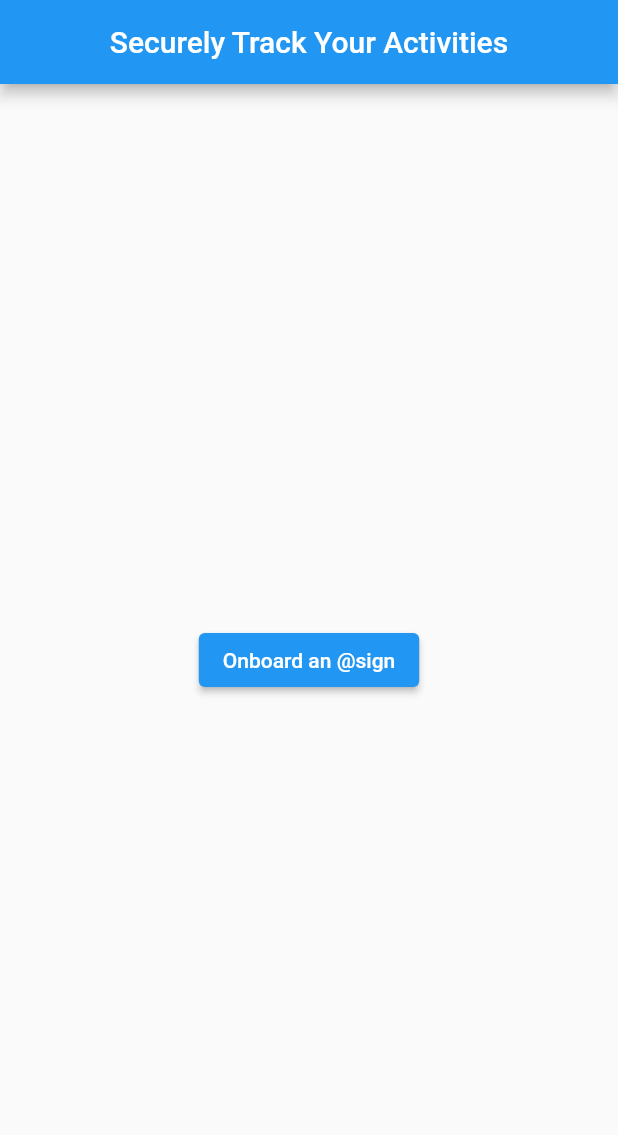
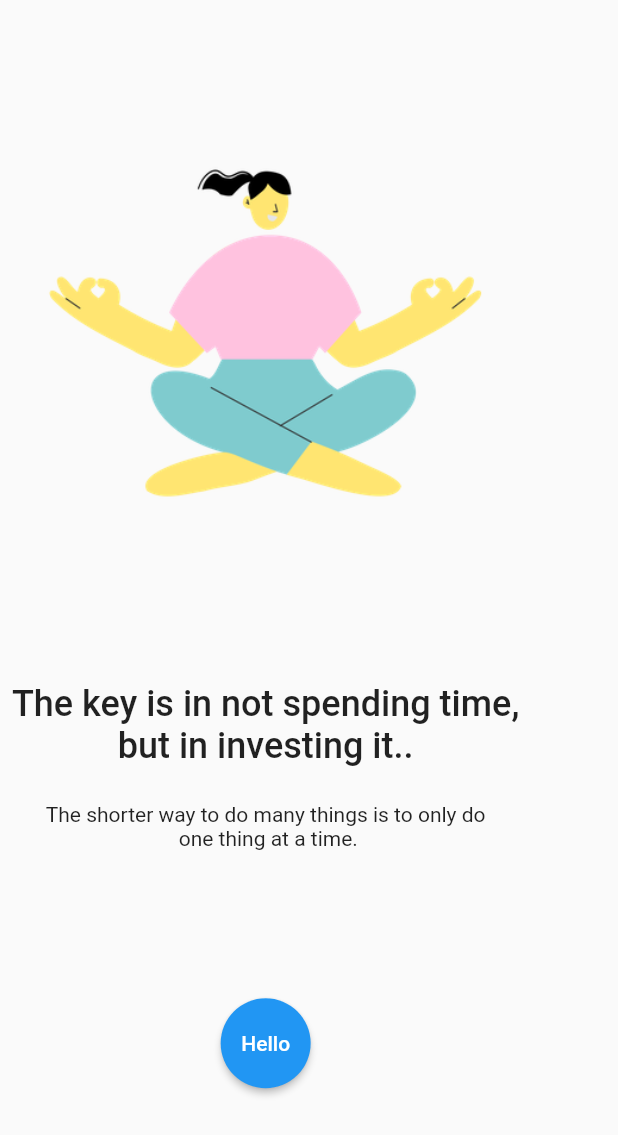
Before and after one commit to dzzirima/atStart, a Flutter app: the screen it shows after launch, on a phone screen of 412 x 824 dp. Shown: the top 1135 px of the screen. Run offline on Flutter 3.47's test engine with Material 2 defaults, Android fonts, the phone set to English and light mode, and no system bars; our stand-ins replace dotted_border, flutter_svg, nanoid, pdf, pie_chart and 1 more; missing offline and left inert: at_app_flutter, at_client_mobile, at_commons, at_onboarding_flutter, at_utils, dart:ffi.

Commit message:
feat :customised onboarding

```diff
--- a/lib/main.dart
+++ b/lib/main.dart
@@ -10,6 +10,7 @@ import 'package:at_commons/at_commons.dart';
 import 'package:at_onboarding_flutter/at_onboarding_flutter.dart'
     show Onboarding;
 import 'package:at_utils/at_logger.dart' show AtSignLogger;
+import 'package:flutter_svg/flutter_svg.dart';
 import 'package:path_provider/path_provider.dart'
     show getApplicationSupportDirectory;
 import 'package:at_app_flutter/at_app_flutter.dart' show AtEnv;
@@ -66,13 +67,43 @@ class _MyAppState extends State<MyApp> {
     return MaterialApp(
       // * The onboarding screen (first screen)
       home: Scaffold(
-        appBar: AppBar(
-          title: const Text('Securely Track Your Activities'),
-          centerTitle: true,
+        // appBar: AppBar(
+        //   title: const Text('Securely Track Your Activities'),
+        //   centerTitle: true,
+        // ),
+        body: SafeArea(
+          child: Column(
+            children: [
+              const Spacer(),
+              Image.asset(
+                "assets/meditatation.png",
+                height: 250,
               ),
-        body: Builder(
-          builder: (context) => Center(
+              const Spacer(),
+              Padding(
+                padding: const EdgeInsets.all(8.0),
+                child: Text(
+                  "The key is in not spending time,\nbut in investing it..",
+                  textAlign: TextAlign.center,
+                  style: TextStyle(
+                    fontWeight: FontWeight.w500,
+                    fontSize: 24,
+                  ),
+                ),
+              ),
+              const SizedBox(
+                height: 16,
+              ),
+              Text(
+                "The shorter way to do many things is to only do \n one thing at a time.",
+                textAlign: TextAlign.center,
+              ),
+              const Spacer(),
+              SizedBox(
+                height: 60,
+                width: 100,
                 child: ElevatedButton(
+                  style: ElevatedButton.styleFrom(shape: CircleBorder()),
                   onPressed: () async {
                     var preference = await futurePreference;
                     setState(() {
@@ -93,8 +124,15 @@ class _MyAppState extends State<MyApp> {
                       nextScreen: const BottomBar(),
                     );
                   },
-              child: const Text('Onboard an @sign'),
+                  // child: SvgPicture.asset(
+                  //   "/closes.svg",
+                  //   fit: BoxFit.contain,
+                  // ),
+                  child: Text("Hello"),
                 ),
+              ),
+              const Spacer(),
+            ],
           ),
         ),
       ),
--- a/pubspec.yaml
+++ b/pubspec.yaml
@@ -40,3 +40,4 @@ flutter:
   assets:
     - .env
     - assets/icons/
+    - assets/
```
Also changed, not shown: assets/meditatation.png (added). Lines whose indentation alone changed are shown as unchanged.
